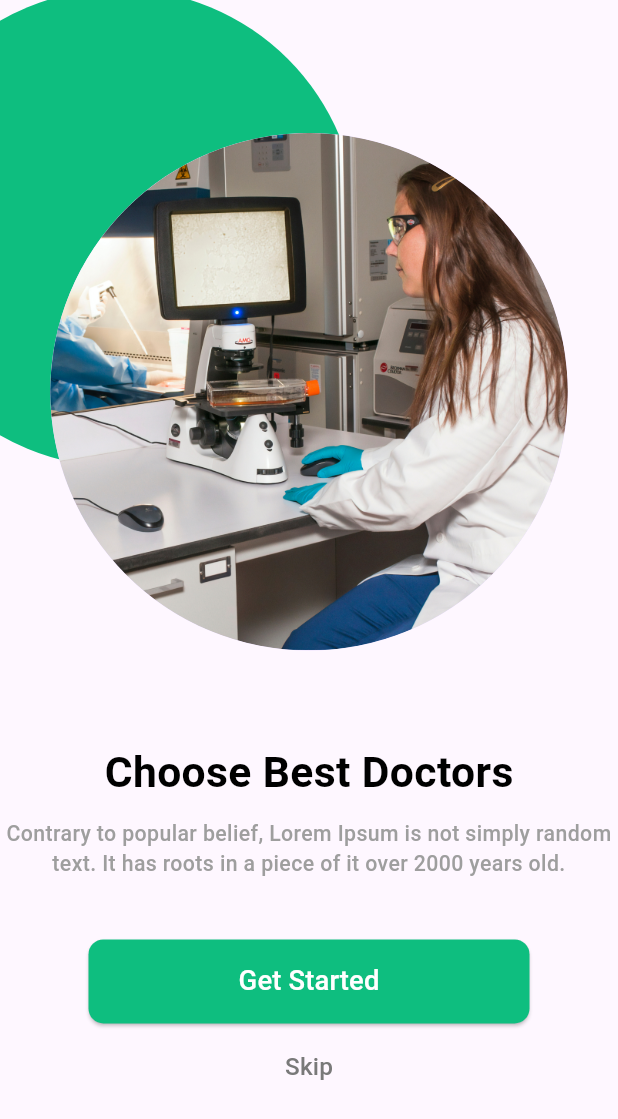
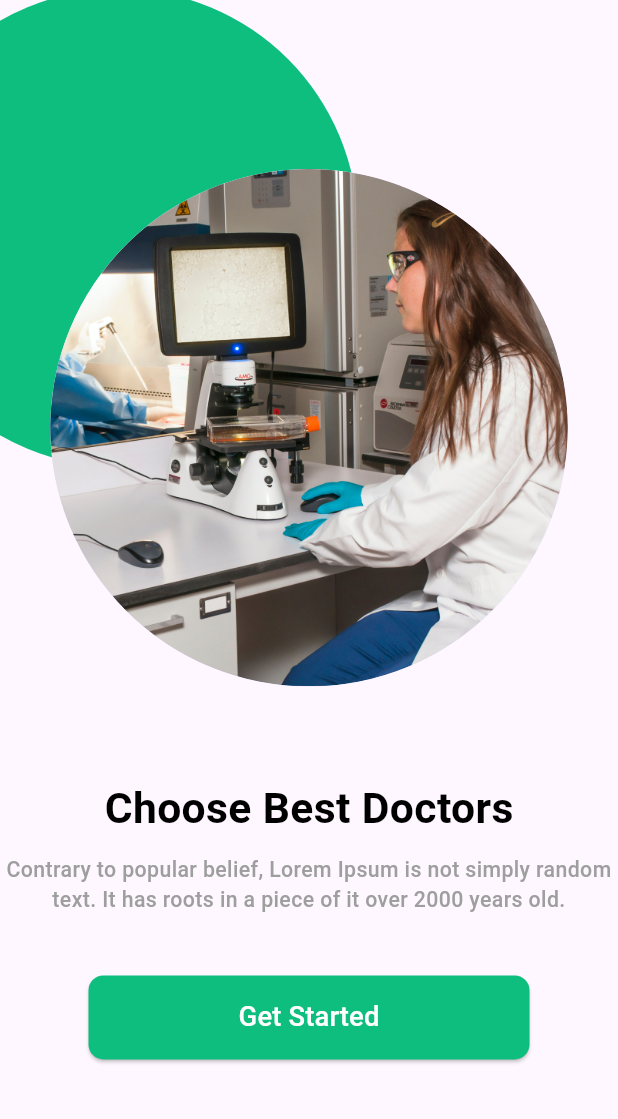
Before and after one commit to moaz-abdeltawab92/Doctor-Hunt-App, a Flutter app: the OnboardingScreen screen opened directly, after a tap on "Get Started", on a phone screen of 412 x 824 dp. Shown: the top 1119 px of the screen. Run offline on Flutter 3.47's test engine with Material 3 defaults, Android fonts, the light colour scheme and no system bars; our stand-ins replace dio, flutter_rating_bar, flutter_screenutil, flutter_secure_storage, flutter_svg, get_it and 1 more; missing offline and left inert: date_picker_plus; accounts and stored records are empty.

Commit message:
Refactor onboarding flow to utilize OnboardingScreen and enhance navigation logic with currentPage and isLastPage parameters

```diff
--- a/lib/app.dart
+++ b/lib/app.dart
@@ -1,4 +1,5 @@
 import 'package:doctor_hunt/core/routing/route_export.dart';
+import 'package:doctor_hunt/features/onboarding/presentation/screens/onboarding_screen.dart';
 
 class MyApp extends StatelessWidget {
   const MyApp({super.key});
@@ -36,7 +37,7 @@ class MyApp extends StatelessWidget {
 
             // final bool isLoggedIn = snapshot.data ?? false;
             return const MaterialApp(
-                debugShowCheckedModeBanner: false, home: TimeAppointmentView()
+                debugShowCheckedModeBanner: false, home: OnboardingScreen()
                 //  isLoggedIn ? const LoginScreen() : const SignupScreen(),
                 );
           },
--- a/lib/features/onboarding/presentation/screens/onboarding_screen.dart
+++ b/lib/features/onboarding/presentation/screens/onboarding_screen.dart
@@ -28,18 +28,24 @@ class _OnboardingScreenState extends State<OnboardingScreen> {
               title: AppString.headonboarding1,
               description: AppString.descriptionOnboarding,
               pageController: _pageController,
+              currentPage: currentPage,
+              isLastPage: false,
             ),
             OnboardingItem(
               imagePath: AppAssets.onboarding2,
               title: AppString.headonboarding2,
               description: AppString.descriptionOnboarding,
               pageController: _pageController,
+              currentPage: currentPage,
+              isLastPage: false,
             ),
             OnboardingItem(
               imagePath: AppAssets.onboarding3,
               title: AppString.headonboarding3,
               description: AppString.descriptionOnboarding,
               pageController: _pageController,
+              currentPage: currentPage,
+              isLastPage: true,
             ),
           ],
         ),
--- a/lib/features/onboarding/presentation/widgets/getstarted_button.dart
+++ b/lib/features/onboarding/presentation/widgets/getstarted_button.dart
@@ -4,20 +4,24 @@ class GetStarted extends StatelessWidget {
   const GetStarted({
     super.key,
     required this.pageController,
+    required this.isLastPage,
   });
 
   final PageController pageController;
+  final bool isLastPage;
 
   @override
   Widget build(BuildContext context) {
     return ElevatedButton(
       onPressed: () {
-        if (pageController.page == 2) {
-          // Navigator.push(
-          //   context,
-          //   MaterialPageRoute(builder: (context) => const LoginScreen()),
-          // );
+        if (isLastPage) {
+          // Navigate to LoginScreen when on the last page (page 3)
+          Navigator.push(
+            context,
+            MaterialPageRoute(builder: (context) => const LoginScreen()),
+          );
         } else {
+          // Go to next page
           pageController.nextPage(
             duration: const Duration(milliseconds: 200),
             curve: Curves.easeIn,
--- a/lib/features/onboarding/presentation/widgets/on_boarding_item_body.dart
+++ b/lib/features/onboarding/presentation/widgets/on_boarding_item_body.dart
@@ -7,12 +7,16 @@ class OnBoardinItemBody extends StatelessWidget {
     required this.title,
     required this.description,
     required this.pageController,
+    required this.currentPage,
+    required this.isLastPage,
   });
 
   final String imagePath;
   final String title;
   final String description;
   final PageController pageController;
+  final int currentPage;
+  final bool isLastPage;
 
   @override
   Widget build(BuildContext context) {
@@ -32,9 +36,15 @@ class OnBoardinItemBody extends StatelessWidget {
               textAlign: TextAlign.center,
             ),
             verticalSpace(40),
-            GetStarted(pageController: pageController),
+            GetStarted(
+              pageController: pageController,
+              isLastPage: isLastPage,
+            ),
             verticalSpace(5),
-            const Skip(),
+            // Show Skip button only on first page (currentPage == 0)
+            currentPage == 0
+                ? Skip(pageController: pageController)
+                : const SizedBox.shrink(),
           ],
         ),
       ],
--- a/lib/features/onboarding/presentation/widgets/onboarding_item.dart
+++ b/lib/features/onboarding/presentation/widgets/onboarding_item.dart
@@ -5,6 +5,8 @@ class OnboardingItem extends StatelessWidget {
   final String title;
   final String description;
   final PageController pageController;
+  final int currentPage;
+  final bool isLastPage;
 
   const OnboardingItem({
     super.key,
@@ -12,6 +14,8 @@ class OnboardingItem extends StatelessWidget {
     required this.title,
     required this.description,
     required this.pageController,
+    required this.currentPage,
+    required this.isLastPage,
   });
 
   @override
@@ -20,6 +24,8 @@ class OnboardingItem extends StatelessWidget {
         imagePath: imagePath,
         title: title,
         description: AppString.descriptionOnboarding,
-        pageController: pageController);
+        pageController: pageController,
+        currentPage: currentPage,
+        isLastPage: isLastPage);
   }
 }
--- a/lib/features/onboarding/presentation/widgets/skipbutton.dart
+++ b/lib/features/onboarding/presentation/widgets/skipbutton.dart
@@ -3,7 +3,10 @@ import 'package:doctor_hunt/core/routing/route_export.dart';
 class Skip extends StatelessWidget {
   const Skip({
     super.key,
+    required this.pageController,
   });
+
+  final PageController pageController;
 
   @override
   Widget build(BuildContext context) {
@@ -13,10 +16,12 @@ class Skip extends StatelessWidget {
           style: AppTextStyles.skipbutton,
         ),
         onPressed: () {
-          // Navigator.push(
-          //   context,
-          //   MaterialPageRoute(builder: (context) => const LoginScreen()),
-          // );
+          // Navigate directly to the 3rd onboarding page (index 2)
+          pageController.animateToPage(
+            2,
+            duration: const Duration(milliseconds: 300),
+            curve: Curves.easeInOut,
+          );
         });
   }
 }
```
Also changed, not shown: pubspec.lock.
